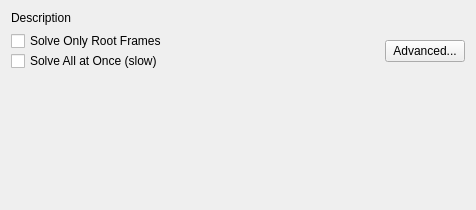
This is python/mmSolver/tools/solver/widget/solver_standard_widget.ui in david-cattermole/mayaMatchMoveSolver as Qt 5 draws it before an edit. The edited form follows.
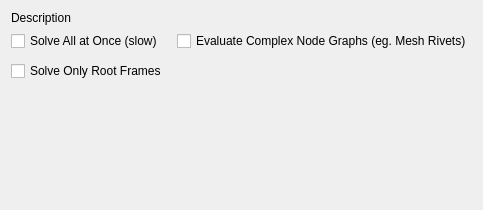
This is the edited form.

Commit message:
Add 'Eval Complex Graphs' checkbox to Standard and Basic solvers.
Remove 'advanced' options button.

Issue #176.

The edit to the form file:
```diff
--- a/python/mmSolver/tools/solver/widget/solver_standard_widget.ui
+++ b/python/mmSolver/tools/solver/widget/solver_standard_widget.ui
@@ -31,22 +31,12 @@
     <layout class="QHBoxLayout" name="rootFrames_layout"/>
    </item>
    <item>
-    <layout class="QHBoxLayout" name="extraOptions_layout">
+    <layout class="QHBoxLayout" name="options_layout" stretch="0,0,0">
      <property name="spacing">
-      <number>1</number>
+      <number>10</number>
      </property>
      <item>
-      <layout class="QVBoxLayout" name="options_layout" stretch="0,0">
-       <property name="spacing">
-        <number>0</number>
-       </property>
-       <item>
-        <widget class="QCheckBox" name="onlyRootFrames_checkBox">
-         <property name="text">
-          <string>Solve Only Root Frames</string>
-         </property>
-        </widget>
-       </item>
+      <layout class="QVBoxLayout" name="options1_layout">
        <item>
         <widget class="QCheckBox" name="globalSolve_checkBox">
          <property name="text">
@@ -54,6 +44,56 @@
          </property>
         </widget>
        </item>
+       <item>
+        <widget class="QCheckBox" name="onlyRootFrames_checkBox">
+         <property name="text">
+          <string>Solve Only Root Frames</string>
+         </property>
+        </widget>
+       </item>
+       <item>
+        <spacer name="verticalSpacer_2">
+         <property name="orientation">
+          <enum>Qt::Vertical</enum>
+         </property>
+         <property name="sizeType">
+          <enum>QSizePolicy::MinimumExpanding</enum>
+         </property>
+         <property name="sizeHint" stdset="0">
+          <size>
+           <width>10</width>
+           <height>1</height>
+          </size>
+         </property>
+        </spacer>
+       </item>
+      </layout>
+     </item>
+     <item>
+      <layout class="QVBoxLayout" name="options2_layout">
+       <item>
+        <widget class="QCheckBox" name="evalComplexGraphs_checkBox">
+         <property name="text">
+          <string>Evaluate Complex Node Graphs (eg. Mesh Rivets)</string>
+         </property>
+        </widget>
+       </item>
+       <item>
+        <spacer name="verticalSpacer">
+         <property name="orientation">
+          <enum>Qt::Vertical</enum>
+         </property>
+         <property name="sizeType">
+          <enum>QSizePolicy::MinimumExpanding</enum>
+         </property>
+         <property name="sizeHint" stdset="0">
+          <size>
+           <width>10</width>
+           <height>1</height>
+          </size>
+         </property>
+        </spacer>
+       </item>
       </layout>
      </item>
      <item>
@@ -72,13 +112,6 @@
        </property>
       </spacer>
      </item>
-     <item>
-      <widget class="QPushButton" name="advanced_pushButton">
-       <property name="text">
-        <string>Advanced...</string>
-       </property>
-      </widget>
-     </item>
     </layout>
    </item>
    <item>
```
The commit also changes 6 other files.
